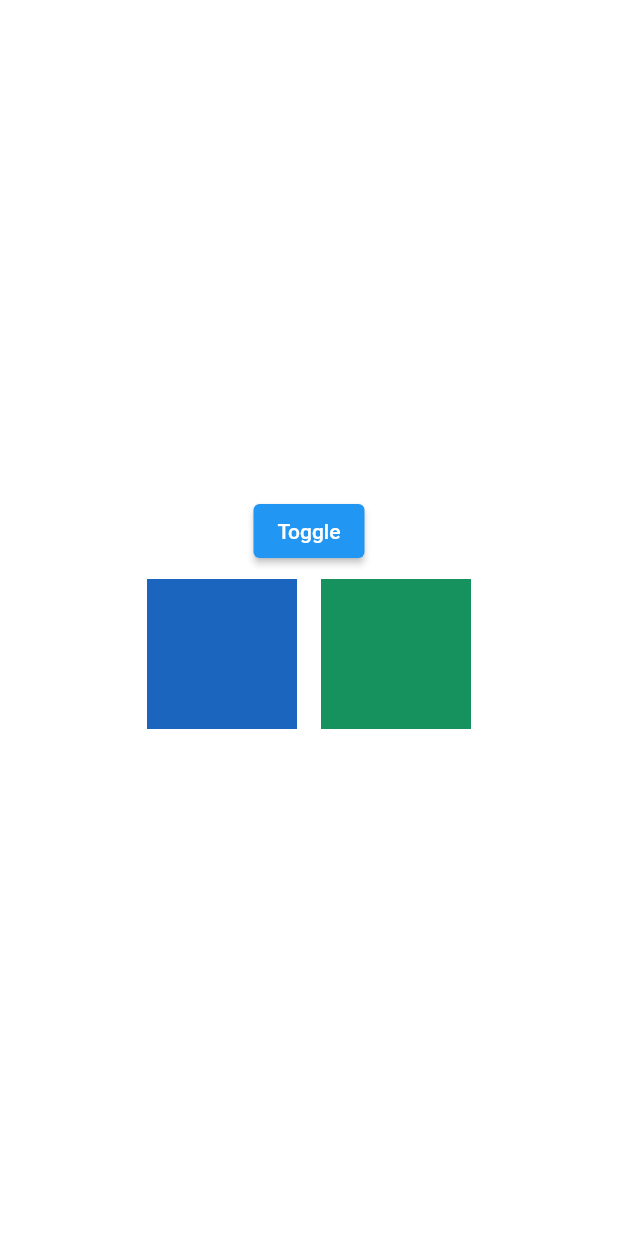
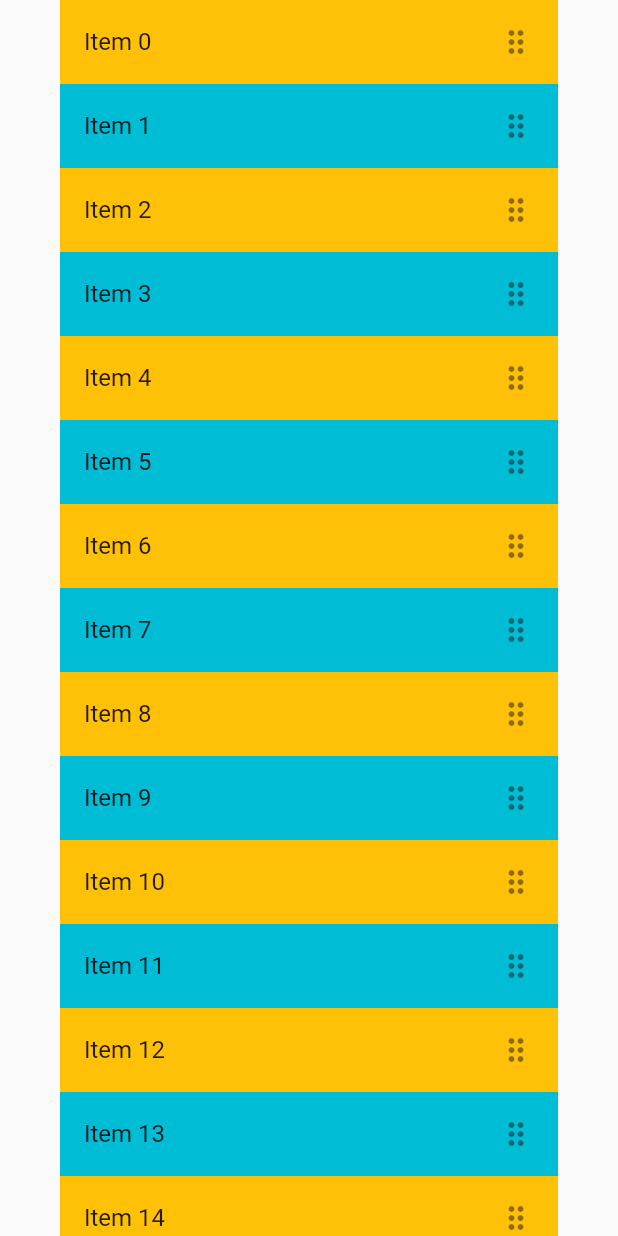
Before and after one commit to AD1N1993/flutter_features, a Flutter app: the screen it shows after launch, on a phone screen of 412 x 824 dp. Run offline on Flutter 3.47's test engine with Material 2 defaults, Android fonts, the light colour scheme and no system bars.

Commit message:
feat(b): ReorderableExample

```diff
--- a/lib/main.dart
+++ b/lib/main.dart
@@ -1,5 +1,6 @@
 import 'package:flutter/material.dart';
 import 'package:lazy_load/local_key_example.dart';
+import 'package:lazy_load/reorder_example.dart';
 
 void main() {
   runApp(const MyApp());
@@ -9,12 +10,17 @@ class MyApp extends StatelessWidget {
   const MyApp({super.key});
   @override
   Widget build(BuildContext context) {
-    return Directionality(
-      textDirection: TextDirection.ltr,
-      child: Center(
-        child: Container(
-          color: Colors.white,
-          child: LocalKeyExample(),
+    return  MaterialApp(
+      home: Scaffold(
+        body: SafeArea(
+          child: Center(
+            child: Directionality(
+              textDirection: TextDirection.ltr,
+              child: Center(
+                child: ReorderableExample(),
+              ),
+            ),
+          ),
         ),
       ),
     );
--- /dev/null
+++ b/lib/reorder_example.dart
@@ -0,0 +1,44 @@
+import 'package:flutter/material.dart';
+
+class ReorderableExample extends StatefulWidget {
+  const ReorderableExample({super.key});
+
+  @override
+  State<ReorderableExample> createState() => _ReorderableExampleState();
+}
+
+class _ReorderableExampleState extends State<ReorderableExample> {
+  final List<int> _items = List<int>.generate(50, (int index) => index);
+
+  @override
+  Widget build(BuildContext context) {
+    const Color oddItemColor = Colors.cyan;
+    const Color evenItemColor = Colors.amber;
+
+    return ReorderableListView.builder(
+      buildDefaultDragHandles: false, //Remove
+      padding: const EdgeInsets.symmetric(horizontal: 40),
+      itemCount: _items.length,
+      itemBuilder: (BuildContext context, int index) {
+        return ListTile(
+          trailing: ReorderableDragStartListener(
+              index: index,
+              child: const Icon(Icons
+                  .drag_indicator_outlined)), //Wrap it inside drag start event listener
+          key: Key('$index'),
+          tileColor: _items[index].isOdd ? oddItemColor : evenItemColor,
+          title: Text('Item ${_items[index]}'),
+        );
+      },
+      onReorder: (int oldIndex, int newIndex) {
+        setState(() {
+          if (oldIndex < newIndex) {
+            newIndex -= 1;
+          }
+          final int item = _items.removeAt(oldIndex);
+          _items.insert(newIndex, item);
+        });
+      },
+    );
+  }
+}
```
